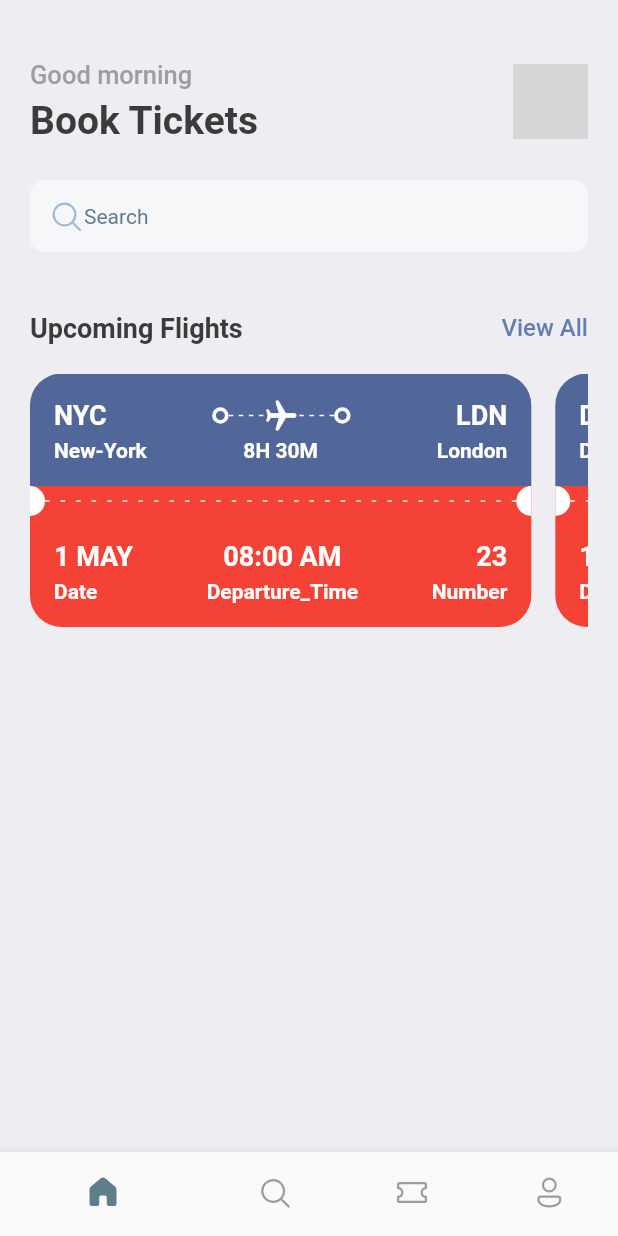
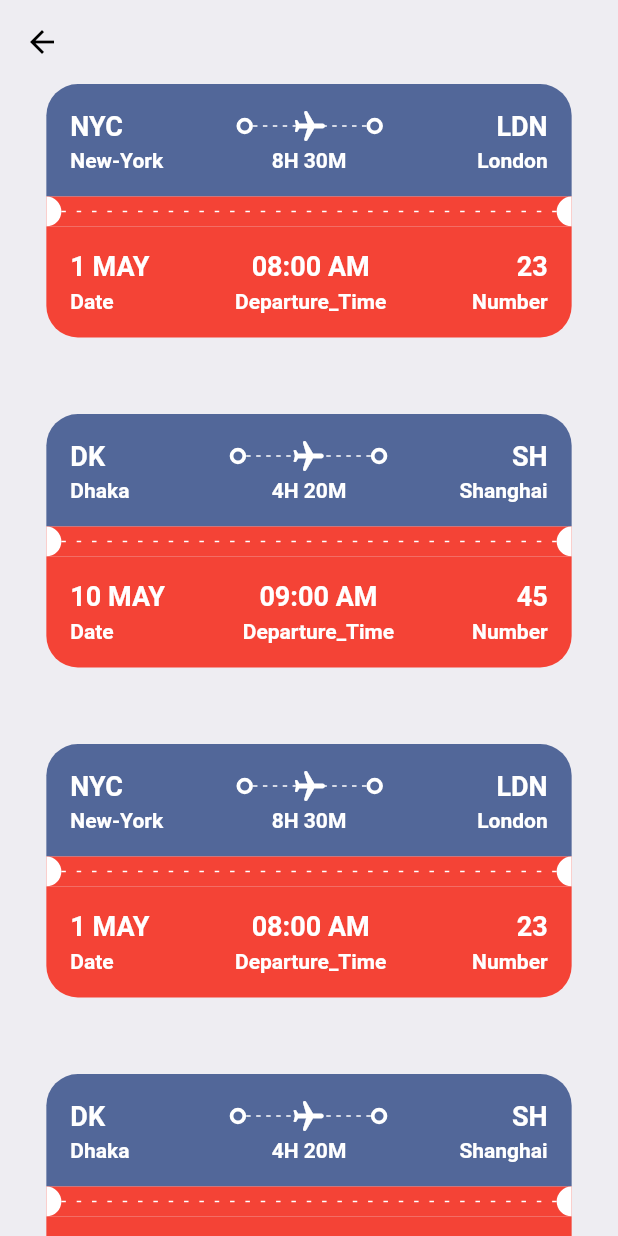
Before and after one commit to AramKim37/airplane_ticket, a Flutter app: the screen it shows after launch, after a tap on "View All", on a phone screen of 412 x 824 dp. Run offline on Flutter 3.47's test engine with Material 2 defaults, Android fonts, the phone set to English and light mode, and no system bars; our stand-ins replace fluentui_icons; grey boxes are pictures that could not be loaded.

Commit message:
completed all tickets ui

```diff
--- a/lib/base/utils/all_json.dart
+++ b/lib/base/utils/all_json.dart
@@ -37,4 +37,52 @@ List<Map<String, dynamic>> ticketList = [
     'departure_time': "09:00 AM",
     "number": 45
   },
+  {
+    'from': {'code': "NYC", 'name': "New-York"},
+    'to': {'code': "LDN", 'name': "London"},
+    'flying_time': '8H 30M',
+    'date': "1 MAY",
+    'departure_time': "08:00 AM",
+    "number": 23
+  },
+  {
+    'from': {'code': "DK", 'name': "Dhaka"},
+    'to': {'code': "SH", 'name': "Shanghai"},
+    'flying_time': '4H 20M',
+    'date': "10 MAY",
+    'departure_time': "09:00 AM",
+    "number": 45
+  },
+  {
+    'from': {'code': "NYC", 'name': "New-York"},
+    'to': {'code': "LDN", 'name': "London"},
+    'flying_time': '8H 30M',
+    'date': "1 MAY",
+    'departure_time': "08:00 AM",
+    "number": 23
+  },
+  {
+    'from': {'code': "DK", 'name': "Dhaka"},
+    'to': {'code': "SH", 'name': "Shanghai"},
+    'flying_time': '4H 20M',
+    'date': "10 MAY",
+    'departure_time': "09:00 AM",
+    "number": 45
+  },
+  {
+    'from': {'code': "NYC", 'name': "New-York"},
+    'to': {'code': "LDN", 'name': "London"},
+    'flying_time': '8H 30M',
+    'date': "1 MAY",
+    'departure_time': "08:00 AM",
+    "number": 23
+  },
+  {
+    'from': {'code': "DK", 'name': "Dhaka"},
+    'to': {'code': "SH", 'name': "Shanghai"},
+    'flying_time': '4H 20M',
+    'date': "10 MAY",
+    'departure_time': "09:00 AM",
+    "number": 45
+  },
 ];
--- a/lib/base/widgets/add_double_text.dart
+++ b/lib/base/widgets/add_double_text.dart
@@ -1,4 +1,5 @@
 import 'package:airplane_ticket/base/res/styles/app_styles.dart';
+import 'package:airplane_ticket/screens/all_tickets.dart';
 import 'package:flutter/material.dart';
 import 'package:flutter/src/widgets/container.dart';
 import 'package:flutter/src/widgets/framework.dart';
@@ -19,7 +20,7 @@ class AppDoubleText extends StatelessWidget {
           style: AppStyles.headLineStyle3,
         ),
         InkWell(
-          onTap: () => {},
+          onTap: () => {Navigator.pushNamed(context, "all_tickets")},
           child: Text(
             smallText,
             style: AppStyles.headLineStyle.copyWith(
--- a/lib/base/widgets/ticket_view.dart
+++ b/lib/base/widgets/ticket_view.dart
@@ -9,8 +9,9 @@ import 'package:flutter/material.dart';
 
 class TicketView extends StatelessWidget {
   final Map<String, dynamic> ticket;
+  final bool wholeScreen;
 
-  const TicketView({super.key, required this.ticket});
+  const TicketView({super.key, required this.ticket, this.wholeScreen = false});
 
   @override
   Widget build(BuildContext context) {
@@ -20,7 +21,7 @@ class TicketView extends StatelessWidget {
       width: size.width * 0.85,
       height: 200,
       child: Container(
-        margin: EdgeInsets.only(right: 16),
+        margin: EdgeInsets.only(right: wholeScreen == true ? 0 : 16),
         child: Column(
           children: [
             //blue part of ticket
--- a/lib/main.dart
+++ b/lib/main.dart
@@ -1,3 +1,5 @@
+import 'package:airplane_ticket/base/widgets/ticket_view.dart';
+import 'package:airplane_ticket/screens/all_tickets.dart';
 import 'package:fluentui_icons/fluentui_icons.dart';
 import 'package:flutter/material.dart';
 
@@ -5,15 +7,6 @@ import 'base/bottom_nav_bar.dart';
 
 void main() {
   runApp(const MyApp());
-  var test = TestClass(x: 2, y: 3);
-  print(test.x);
-}
-
-class TestClass {
-  late int x;
-  late int y;
-
-  TestClass({required this.x, required this.y});
 }
 
 class MyApp extends StatelessWidget {
@@ -25,6 +18,9 @@ class MyApp extends StatelessWidget {
     return MaterialApp(
       debugShowCheckedModeBanner: false,
       home: BottomNavBar(),
+      routes: {
+        "all_tickets": (context) => const AllTickets(),
+      },
     );
   }
 }
--- /dev/null
+++ b/lib/screens/all_tickets.dart
@@ -0,0 +1,42 @@
+import 'package:airplane_ticket/base/res/styles/app_styles.dart';
+import 'package:airplane_ticket/base/widgets/ticket_view.dart';
+import 'package:flutter/material.dart';
+import 'package:flutter/src/widgets/container.dart';
+import 'package:flutter/src/widgets/framework.dart';
+
+import '../base/utils/all_json.dart';
+
+class AllTickets extends StatelessWidget {
+  const AllTickets({super.key});
+
+  @override
+  Widget build(BuildContext context) {
+    return Scaffold(
+      backgroundColor: AppStyles.bgColor,
+      appBar: AppBar(
+        iconTheme: IconThemeData(color: Colors.black),
+        backgroundColor: AppStyles.bgColor,
+        elevation: 0,
+      ),
+      body: ListView(
+        children: [
+          SingleChildScrollView(
+            child: Column(
+              children: ticketList
+                  .map(
+                    (singleTicket) => Container(
+                      margin: EdgeInsets.only(bottom: 20),
+                      child: TicketView(
+                        ticket: singleTicket,
+                        wholeScreen: true,
+                      ),
+                    ),
+                  )
+                  .toList(),
+            ),
+          ),
+        ],
+      ),
+    );
+  }
+}
--- a/lib/screens/home_screen.dart
+++ b/lib/screens/home_screen.dart
@@ -101,7 +101,7 @@ class HomeScreen extends StatelessWidget {
                   scrollDirection: Axis.horizontal,
                   child: Row(
                     children: ticketList
-                        .take(2) //화면에 2개의 티켓만 나오도록 한다.지우면 모든 리스트의 목록이 나온다.
+                        .take(4) //화면에 2개의 티켓만 나오도록 한다.지우면 모든 리스트의 목록이 나온다.
                         .map((singleTicket) => TicketView(
                               ticket: singleTicket,
                             ))
```
